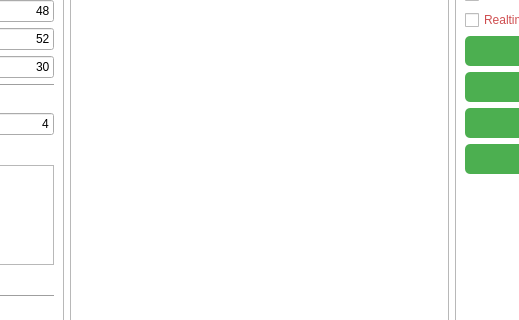
First picture: the form in mainwindow.ui, repository minhnhan210196/Evteck, before the edit; both pictures show x 504 to 1023 and y 259 to 579 of the 1107 by 847 pixel window.
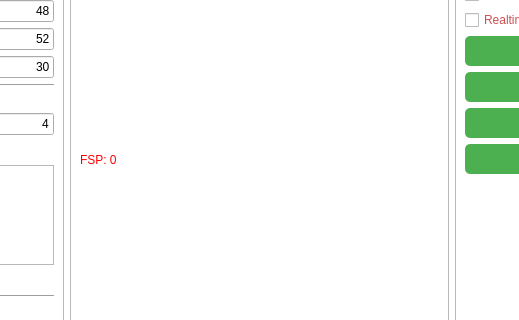
Second picture: the form after the edit. Icons and pictures are not drawn.

The edit to the form file:
```diff
--- a/mainwindow.ui
+++ b/mainwindow.ui
@@ -1105,6 +1105,22 @@
               <enum>QFrame::Raised</enum>
              </property>
              <layout class="QVBoxLayout" name="verticalLayout_25">
+              <item>
+               <widget class="QLabel" name="fsp_label">
+                <property name="maximumSize">
+                 <size>
+                  <width>16777215</width>
+                  <height>20</height>
+                 </size>
+                </property>
+                <property name="styleSheet">
+                 <string notr="true">color: rgb(255, 0, 0);</string>
+                </property>
+                <property name="text">
+                 <string>FSP: 0</string>
+                </property>
+               </widget>
+              </item>
               <item>
                <layout class="QGridLayout" name="wave_form_view"/>
               </item>
```
